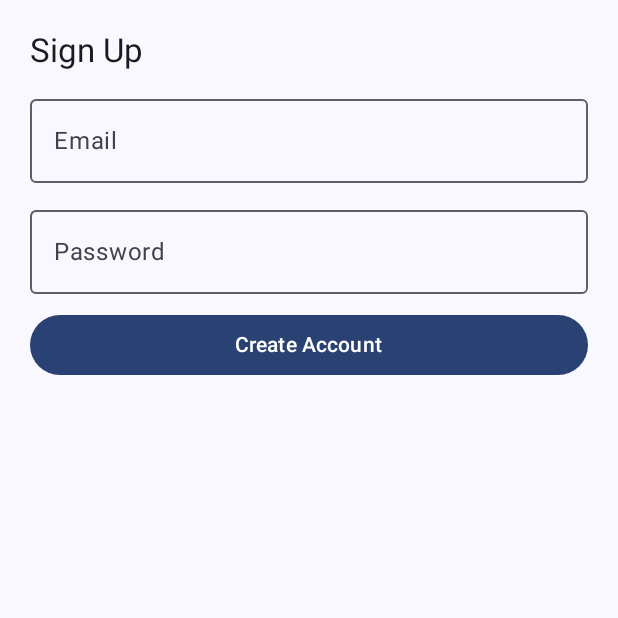
After one commit to ricathsb/CaritasRig, an Android app built with Jetpack Compose: the SignUpActivity screen opened directly, with no data from a screen before it, on a phone screen of 412 x 824 dp, the top half of it. The commit adds this screen. Run offline under Robolectric (Android 15) with nearby library versions, the phone set to English and light mode, and no system bars; our stand-ins replace Firebase (no records; nobody signed in at launch, a user with empty details on screens opened directly).

Commit message:
add sign up option,fixed some bugs

```diff
--- a/app/build.gradle.kts
+++ b/app/build.gradle.kts
@@ -72,6 +72,8 @@ dependencies {
     implementation(libs.androidx.ui.tooling.preview)
     implementation(libs.androidx.material3)
     implementation(libs.firebase.auth)
+    implementation(libs.material)
+    implementation(libs.firebase.database.ktx)
     testImplementation(libs.junit)
     androidTestImplementation(libs.androidx.junit)
     androidTestImplementation(libs.androidx.espresso.core)
--- a/app/src/main/AndroidManifest.xml
+++ b/app/src/main/AndroidManifest.xml
@@ -13,7 +13,7 @@
         android:theme="@style/Theme.CaritasRig"
         tools:targetApi="31">
         <activity
-            android:name=".MainActivity"
+            android:name=".activity.LoginActivity"
             android:exported="true"
             android:label="@string/app_name"
             android:theme="@style/Theme.CaritasRig">
@@ -23,7 +23,9 @@
                 <category android:name="android.intent.category.LAUNCHER" />
             </intent-filter>
         </activity>
-        <activity android:name=".HomeActivity" />
+        <activity android:name=".activity.HomeActivity" />
+        <activity android:name=".activity.SignUpActivity" />
+        <activity android:name=".activity.TesActivity" />
     </application>
 
 </manifest>
--- a/app/src/main/java/com/superbgoal/caritasrig/HomeActivity.kt
+++ b/app/src/main/java/com/superbgoal/caritasrig/activity/HomeActivity.kt
@@ -1,4 +1,4 @@
-package com.superbgoal.caritasrig
+package com.superbgoal.caritasrig.activity
 
 import android.os.Bundle
 import android.util.Log
--- /dev/null
+++ b/app/src/main/java/com/superbgoal/caritasrig/activity/SignUpActivity.kt
@@ -0,0 +1,95 @@
+package com.superbgoal.caritasrig.activity
+
+import android.app.Activity
+import android.content.Context
+import android.content.Intent
+import android.os.Bundle
+import android.widget.Toast
+import androidx.activity.ComponentActivity
+import androidx.activity.compose.setContent
+import androidx.compose.foundation.layout.*
+import androidx.compose.material3.Button
+import androidx.compose.material3.MaterialTheme
+import androidx.compose.material3.OutlinedTextField
+import androidx.compose.material3.Scaffold
+import androidx.compose.material3.Text
+import androidx.compose.runtime.*
+import androidx.compose.ui.Modifier
+import androidx.compose.ui.unit.dp
+import androidx.compose.ui.platform.LocalContext
+import com.superbgoal.caritasrig.ui.theme.CaritasRigTheme
+import com.google.firebase.auth.FirebaseAuth
+import kotlinx.coroutines.launch
+import kotlinx.coroutines.tasks.await
+
+class SignUpActivity : ComponentActivity() {
+    override fun onCreate(savedInstanceState: Bundle?) {
+        super.onCreate(savedInstanceState)
+        setContent {
+            CaritasRigTheme {
+                Scaffold {
+                    SignUpScreen(modifier = Modifier.padding(it))
+                }
+            }
+        }
+    }
+}
+
+@Composable
+fun SignUpScreen(modifier: Modifier = Modifier) {
+    var email by remember { mutableStateOf("") }
+    var password by remember { mutableStateOf("") }
+    val context = LocalContext.current
+    val coroutineScope = rememberCoroutineScope()
+
+    Column(
+        modifier = modifier
+            .fillMaxSize()
+            .padding(20.dp),
+        verticalArrangement = Arrangement.spacedBy(10.dp)
+    ) {
+        Text(text = "Sign Up", style = MaterialTheme.typography.titleLarge)
+        OutlinedTextField(
+            value = email,
+            onValueChange = { email = it },
+            label = { Text("Email") },
+            modifier = Modifier.fillMaxWidth()
+        )
+        OutlinedTextField(
+            value = password,
+            onValueChange = { password = it },
+            label = { Text("Password") },
+            modifier = Modifier.fillMaxWidth()
+        )
+
+        Button(
+            onClick = {
+                coroutineScope.launch {
+                    signUpUser(email, password, context)
+                }
+            },
+            modifier = Modifier.fillMaxWidth()
+        ) {
+            Text("Create Account")
+        }
+    }
+}
+
+suspend fun signUpUser(email: String, password: String, context: Context) {
+    val auth = FirebaseAuth.getInstance()
+    try {
+        auth.createUserWithEmailAndPassword(email, password).await()
+        Toast.makeText(context, "Account created successfully!", Toast.LENGTH_SHORT).show()
+
+        // Kembali ke LoginActivity dengan membawa email
+        val intent = Intent(context, LoginActivity::class.java).apply {
+            putExtra("email", email)
+        }
+        context.startActivity(intent)
+        if (context is Activity) {
+            context.finish()
+        }
+    } catch (e: Exception) {
+        Toast.makeText(context, "Failed to create account: ${e.message}", Toast.LENGTH_SHORT).show()
+    }
+}
--- a/gradle/libs.versions.toml
+++ b/gradle/libs.versions.toml
@@ -14,6 +14,8 @@ activityCompose = "1.9.3"
 composeBom = "2024.04.01"
 googleGmsGoogleServices = "4.4.2"
 firebaseAuth = "23.1.0"
+material = "1.12.0"
+firebaseDatabaseKtx = "21.0.0"
 
 [libraries]
 androidx-core-ktx = { group = "androidx.core", name = "core-ktx", version.ref = "coreKtx" }
@@ -37,6 +39,8 @@ androidx-material3 = { group = "androidx.compose.material3", name = "material3"
 firebase-auth = { group = "com.google.firebase", name = "firebase-auth", version.ref = "firebaseAuth" }
 play-services-auth-api-phone = { module = "com.google.android.gms:play-services-auth-api-phone", version.ref = "credentialsManagerVersion" }
 androidx-credentials = { module = "androidx.credentials:credentials", version.ref = "credentials" }
+material = { group = "com.google.android.material", name = "material", version.ref = "material" }
+firebase-database-ktx = { group = "com.google.firebase", name = "firebase-database-ktx", version.ref = "firebaseDatabaseKtx" }
 
 [plugins]
 android-application = { id = "com.android.application", version.ref = "agp" }
```
Also changed, not shown: app/src/main/java/com/superbgoal/caritasrig/activity/LoginActivity.kt (renamed from app/src/main/java/com/superbgoal/caritasrig/LoginActivity.kt, +41 -18 lines), app/src/main/java/com/superbgoal/caritasrig/activity/TesActivity.kt (added, +35 -0 lines).
